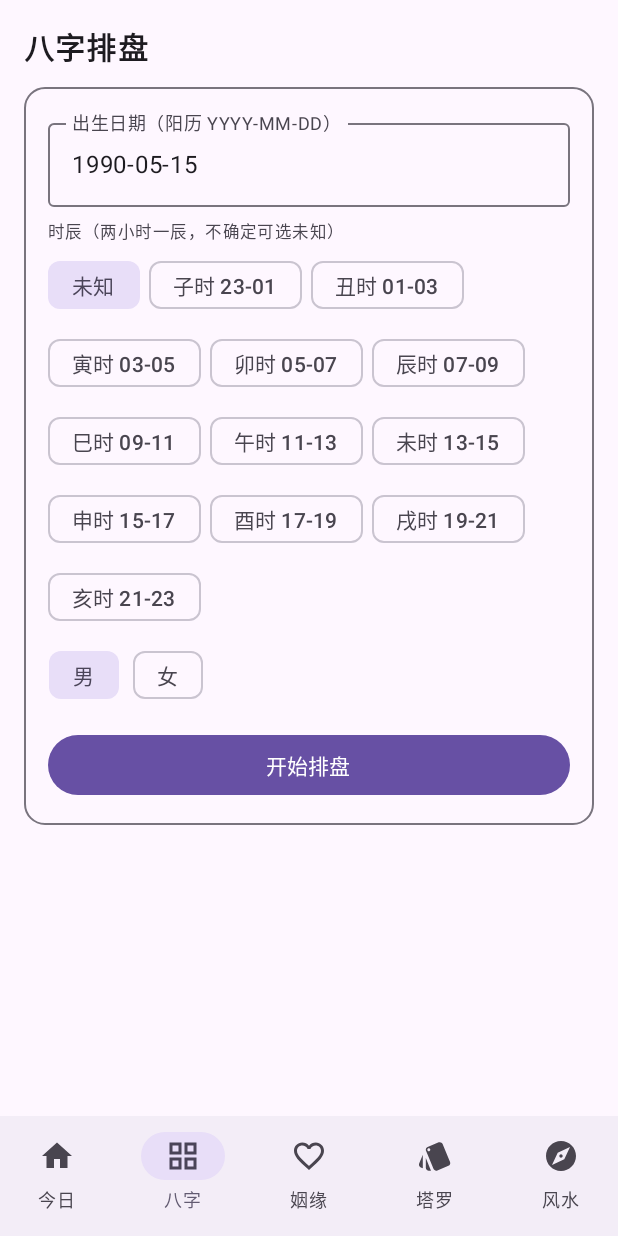
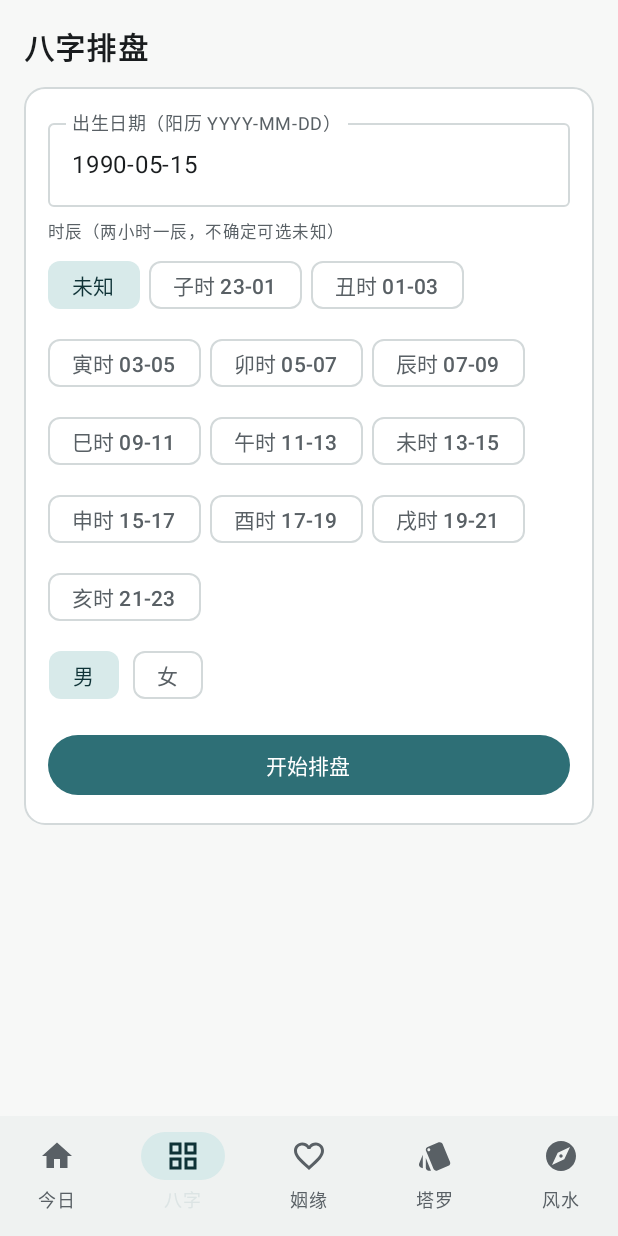
Before and after one commit to yuxing28/tianji, an Android app built with Jetpack Compose: the screen it shows after launch (MainActivity), item 2 of the bottom bar chosen, on a phone screen of 412 x 824 dp. Run offline under Robolectric (Android 15) with nearby library versions, the phone set to English and light mode, and no system bars.

Commit message:
fix: 改用 material3 1.4.0 稳定 API（MaterialExpressiveTheme 在 1.4.0 仍为 internal）
- MaterialExpressiveTheme/expressiveColorScheme 需 material3 1.5.0（当前 beta）才公开，1.4.0 stable 恢复 MaterialTheme + 品牌配色
- 组件动效仍受益于 1.4.0 内置新 MotionScheme
- gradle wrapper networkTimeout 10s -> 120s（官方源大文件下载更稳）
- 已验证：assembleDebug + test 全部通过（JDK17 + SDK cmdline-tools 命令行构建）

```diff
--- a/app/src/main/java/com/tianji/app/ui/theme/Theme.kt
+++ b/app/src/main/java/com/tianji/app/ui/theme/Theme.kt
@@ -2,12 +2,12 @@ package com.tianji.app.ui.theme
 
 import android.os.Build
 import androidx.compose.foundation.isSystemInDarkTheme
-import androidx.compose.material3.MaterialExpressiveTheme
+import androidx.compose.material3.MaterialTheme
 import androidx.compose.material3.Typography
+import androidx.compose.material3.darkColorScheme
 import androidx.compose.material3.dynamicDarkColorScheme
 import androidx.compose.material3.dynamicLightColorScheme
-import androidx.compose.material3.expressiveDarkColorScheme
-import androidx.compose.material3.expressiveLightColorScheme
+import androidx.compose.material3.lightColorScheme
 import androidx.compose.runtime.Composable
 import androidx.compose.ui.platform.LocalContext
 import androidx.compose.ui.graphics.Color
@@ -27,24 +27,7 @@ val InkSecondary = Color(0xFF3A3D42)
 val InkOutline = Color(0xFF232529)
 val InkError = Color(0xFFE5695E)
 
-// 纸（浅色）：暖白底 + 同一青玉色；容器色全部走青绿系，替代 Material 默认的紫色系
-val PaperBackground = Color(0xFFF7F8F7)
-val PaperSurface = Color(0xFFFFFFFF)
-val PaperSurface2 = Color(0xFFEDF0F0)
-val PaperForeground = Color(0xFF191C1E)
-val PaperMuted = Color(0xFF596065)
-val PaperPrimary = Color(0xFF2E6F76)
-val PaperOnPrimary = Color(0xFFFFFFFF)
-val PaperSecondary = Color(0xFFDCE4E4)
-val PaperOutline = Color(0xFFD3D9DA)
-val PaperError = Color(0xFFA93B2C)
-
-/**
- * 在 Material 3 Expressive 基础配色上覆盖品牌「青玉」色。
- * Expressive base 提供 tertiary / surfaceTint / scrim 等全部色槽的现代化默认值，
- * copy() 只覆盖项目品牌关心的槽位，其余跟随 Expressive 设计规范。
- */
-private fun inkExpressive() = expressiveDarkColorScheme().copy(
+private val InkColors = darkColorScheme(
     primary = InkPrimary,
     onPrimary = InkOnPrimary,
     primaryContainer = Color(0xFF1F3E42),
@@ -75,7 +58,19 @@ private fun inkExpressive() = expressiveDarkColorScheme().copy(
     inversePrimary = Color(0xFF2E6F76),
 )
 
-private fun paperExpressive() = expressiveLightColorScheme().copy(
+// 纸（浅色）：暖白底 + 同一青玉色；容器色全部走青绿系，替代 Material 默认的紫色系
+val PaperBackground = Color(0xFFF7F8F7)
+val PaperSurface = Color(0xFFFFFFFF)
+val PaperSurface2 = Color(0xFFEDF0F0)
+val PaperForeground = Color(0xFF191C1E)
+val PaperMuted = Color(0xFF596065)
+val PaperPrimary = Color(0xFF2E6F76)
+val PaperOnPrimary = Color(0xFFFFFFFF)
+val PaperSecondary = Color(0xFFDCE4E4)
+val PaperOutline = Color(0xFFD3D9DA)
+val PaperError = Color(0xFFA93B2C)
+
+private val PaperColors = lightColorScheme(
     primary = PaperPrimary,
     onPrimary = PaperOnPrimary,
     primaryContainer = Color(0xFFC4E4E7),
@@ -143,9 +138,11 @@ fun TianjiTheme(
             val context = LocalContext.current
             if (dark) dynamicDarkColorScheme(context) else dynamicLightColorScheme(context)
         }
-        else -> if (dark) inkExpressive() else paperExpressive()
+        else -> if (dark) InkColors else PaperColors
     }
-    MaterialExpressiveTheme(
+    // material3 1.4.0（当前 stable）中 MaterialExpressiveTheme / expressiveColorScheme
+    // 仍为 internal（1.5.0 才公开）；组件内部已默认使用 1.4.0 新 MotionScheme 动效。
+    MaterialTheme(
         colorScheme = colorScheme,
         typography = TianjiTypography,
         content = content,
```
Also changed, not shown: gradle/wrapper/gradle-wrapper.properties.
